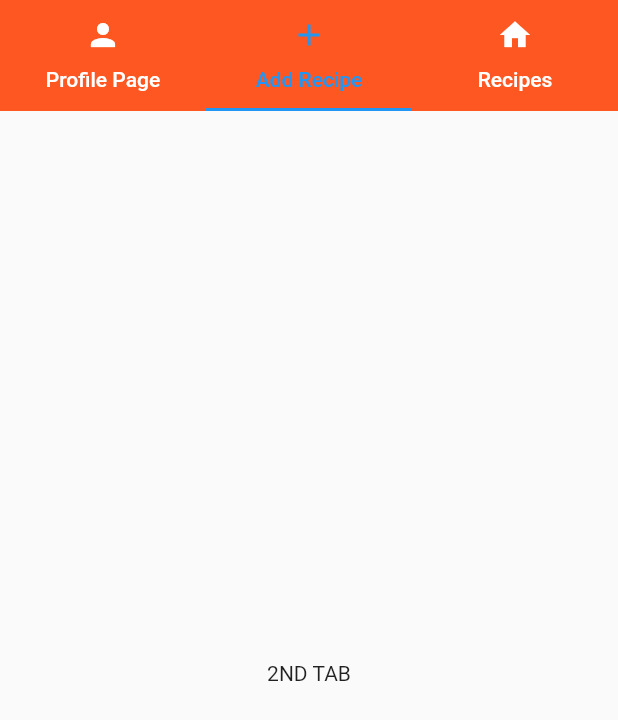
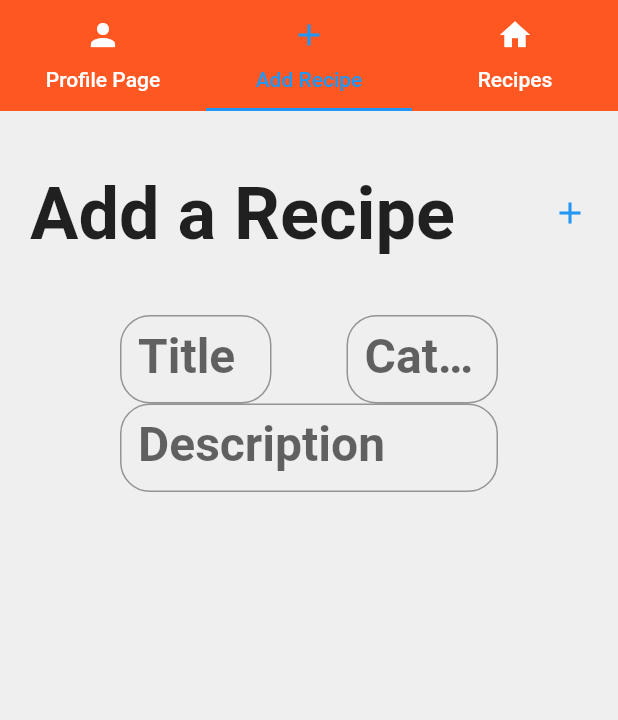
Before and after one commit to JonSnowv2/ChefFriend, a Flutter app: the screen it shows after launch, tab 2 chosen, on a phone screen of 412 x 824 dp. Shown: the top 720 px of the screen. Run offline on Flutter 3.47's test engine with Material 2 defaults, Android fonts, the phone set to English and light mode, and no system bars; network calls fail.

```diff
--- a/lib/Classes/recipe.dart
+++ b/lib/Classes/recipe.dart
@@ -1,5 +1,13 @@
+import 'dart:convert';
+
+List<Recipe> recipeFromJson(String str){
+  List<dynamic> jsonData = json.decode(str);
+
+  return jsonData.map((json) => Recipe.fromJson(json)).toList();
+}
 
 class Recipe {
+  int _id = 0;
   String _title = '';
   String _description = '';
   String _instructions = '';
@@ -8,6 +16,7 @@ class Recipe {
   String _image = '';
 
   Recipe({
+    required id,
     required title,
     required description,
     required instructions,
@@ -15,6 +24,7 @@ class Recipe {
     required category,
     required image
   }):
+      _id = id,
       _title = title,
       _description = description,
       _instructions = instructions,
@@ -22,6 +32,26 @@ class Recipe {
       _category = category,
       _image = image;
 
+  factory Recipe.fromJson(Map<String, dynamic> json){
+    List<String> ingredientsList = json["ingredients"].split(',');
+
+    return Recipe(
+      id: json["id"],
+      title: json["title"],
+      description: json["description"],
+      instructions: json["instructions"],
+      category: json["category"],
+      image: json["image"],
+      ingredients: ingredientsList,
+    );
+  }
+
+
+  int get id => _id;
+
+  set id(int value) {
+    _id = value;
+  }
 
   String get image => _image;
 
--- /dev/null
+++ b/lib/create_recipe.dart
@@ -0,0 +1,133 @@
+import 'package:flutter/cupertino.dart';
+import 'package:flutter/material.dart';
+import 'Classes/recipe.dart';
+import 'Service/recipe_service.dart';
+
+class CreateActivityPage extends StatefulWidget {
+  final Function(Recipe) addRecipe;
+
+  const CreateActivityPage({super.key, required this.addRecipe});
+
+  @override
+  State<CreateActivityPage> createState() => _CreateActivityPageState();
+}
+
+class _CreateActivityPageState extends State<CreateActivityPage> {
+  final _titleController = TextEditingController();
+  final _descriptionController = TextEditingController();
+  final _instructionsController = TextEditingController();
+  final _ingredientsController = TextEditingController();
+  final _categoryController = TextEditingController();
+
+
+  @override
+  Widget build(BuildContext context) {
+    return Scaffold(
+      body: Container(
+        color: Color(0xffefefef),
+        child: Column(
+          children: [
+            Row(
+              mainAxisAlignment: MainAxisAlignment.spaceBetween,
+              children: [
+                Padding(
+                  padding: const EdgeInsets.symmetric(horizontal: 20, vertical: 40),
+                  child: Align(
+                    alignment: Alignment.topLeft,
+                    child: Text(
+                        "Add a Recipe",
+                        style: TextStyle(fontWeight: FontWeight.bold, fontSize: 48),
+                    ),
+                  ),
+                ),
+                TextButton(
+                    onPressed: () async {
+                      final newRecipe = createRecipe(
+                        _titleController.text,
+                        _descriptionController.text,
+                        ['Ingredient 1', 'Ingredient 2'],
+                        "Steps",
+                        _categoryController.text,
+                        'Image URL',
+                      );
+
+                      await newRecipe;
+
+                    },
+                    child: Icon(Icons.add)
+                )
+              ],
+            ),
+            Padding(
+                padding: EdgeInsets.symmetric(horizontal: 80),
+              child: Column(
+                children: [
+                  Row(
+                    children: [
+                      Expanded(
+                        flex:1,
+                        child: TextFormField(
+                          decoration: InputDecoration(
+                            labelText: 'Title',
+                            labelStyle: TextStyle(fontWeight: FontWeight.bold, fontSize: 32),
+                            hintText: '...',
+                            border: OutlineInputBorder(
+                              borderRadius: BorderRadius.circular(20),
+                            ),
+                            focusedBorder:OutlineInputBorder(
+                              borderRadius: BorderRadius.circular(50),
+                              borderSide: BorderSide(color: Colors.blue)
+                            )
+                          ),
+                          controller: _titleController,
+                        ),
+                      ),
+                      SizedBox(
+                        width: 50,
+                      ),
+                      Expanded(
+                      flex: 1,
+                        child: TextFormField(
+                          decoration: InputDecoration(
+                              labelText: 'Category',
+                              labelStyle: TextStyle(fontWeight: FontWeight.bold, fontSize: 32),
+                              hintText: '...',
+                              border: OutlineInputBorder(
+                                borderRadius: BorderRadius.circular(20),
+                              ),
+                              focusedBorder:OutlineInputBorder(
+                                  borderRadius: BorderRadius.circular(50),
+                                  borderSide: BorderSide(color: Colors.blue)
+                              )
+                          ),
+                          controller: _categoryController,
+                        ),
+                      ),
+                    ],
+                  ),
+                  Container(
+                      child: TextFormField(
+                        decoration: InputDecoration(
+                            labelText: 'Description',
+                            labelStyle: TextStyle(fontWeight: FontWeight.bold, fontSize: 32),
+                            hintText: '...',
+                            border: OutlineInputBorder(
+                              borderRadius: BorderRadius.circular(20),
+                            ),
+                            focusedBorder:OutlineInputBorder(
+                                borderRadius: BorderRadius.circular(50),
+                                borderSide: BorderSide(color: Colors.blue)
+                            )
+                        ),
+                        controller: _descriptionController,
+                      ),
+                  )
+                ],
+              ),
+            )
+          ],
+        ),
+      ),
+    );
+  }
+}
--- a/lib/homepage.dart
+++ b/lib/homepage.dart
@@ -1,34 +1,45 @@
+import 'dart:convert';
+
 import 'package:flutter/cupertino.dart';
 import 'package:flutter/material.dart';
+import 'package:my_app/Service/recipe_service.dart';
+import 'package:my_app/create_recipe.dart';
 import 'Classes/recipe.dart';
 import 'Classes/user.dart';
 import 'profile_page.dart';
 
-class HomePage extends StatelessWidget {
+class HomePage extends StatefulWidget {
   const HomePage({super.key});
 
   @override
+  _HomePageState createState() => _HomePageState();
+}
+
+class _HomePageState extends State<HomePage> {
+  User user = User(username: "Darius", password: "Cascador22", recipies: [1, 2]);
+  List<Recipe> recipes = [];
+
+  @override
+  void initState(){
+    super.initState();
+    getData();
+  }
+
+  Future<void> getData() async{
+    final recipeData = await fetchRecipeData();
+    setState(() {
+      recipes = recipeFromJson(json.encode(recipeData));
+    });
+  }
+
+  void add_recipe(Recipe recipe){
+    setState(() {
+      recipes.add(recipe);
+    });
+  }
+
+  @override
   Widget build(BuildContext context) {
-    User user = User(username: "Darius", password: "Cascador22", recipies: [1, 2]);
-    List<Recipe> recipes = [
-      Recipe(
-        title: "Spaghetti Bologna",
-        description: "This is my new recipe I am very proud",
-        ingredients: ["1 tbsp olive oil", "4 rashers smoked streaky bacon, finely chopped", "2 medium onions, finely chopped", "2 carrots, trimmed and finely chopped", "2 celery sticks, finely chopped", "2 garlic cloves finely chopped", "2-3 sprigs rosemary leaves picked and finely chopped", "500g beef mince"],
-        category: "Main Course",
-        image: "image",
-        instructions: "These are the instructions"
-      ),
-      Recipe(
-          title: "Spaghetti Bologna",
-          description: "This is my new recipe I am very proud",
-          ingredients: ["1 tbsp olive oil", "4 rashers smoked streaky bacon, finely chopped", "2 medium onions, finely chopped", "2 carrots, trimmed and finely chopped", "2 celery sticks, finely chopped", "2 garlic cloves finely chopped", "2-3 sprigs rosemary leaves picked and finely chopped", "500g beef mince"],
-          category: "Main Course",
-          image: "image",
-          instructions: "These are the instructions"
-      )
-    ];
-
     return DefaultTabController(
       length: 3,
       child: Scaffold(
@@ -56,7 +67,7 @@ class HomePage extends StatelessWidget {
                       ),
                       Container(
                         child: Center(
-                        child: Text("2ND TAB"),
+                          child: CreateActivityPage(addRecipe: add_recipe),
                         ),
                       ),
                       Container(
--- a/pubspec.yaml
+++ b/pubspec.yaml
@@ -35,6 +35,7 @@ dependencies:
   # The following adds the Cupertino Icons font to your application.
   # Use with the CupertinoIcons class for iOS style icons.
   cupertino_icons: ^1.0.2
+  http: ^1.1.0
 
 dev_dependencies:
   flutter_test:
```
Also changed, not shown: lib/Service/recipe_service.dart (added, +63 -0 lines), lib/Widgets/container_recipe.dart (+37 -12 lines), lib/profile_page.dart (+27 -12 lines). Lines whose indentation alone changed are shown as unchanged.
